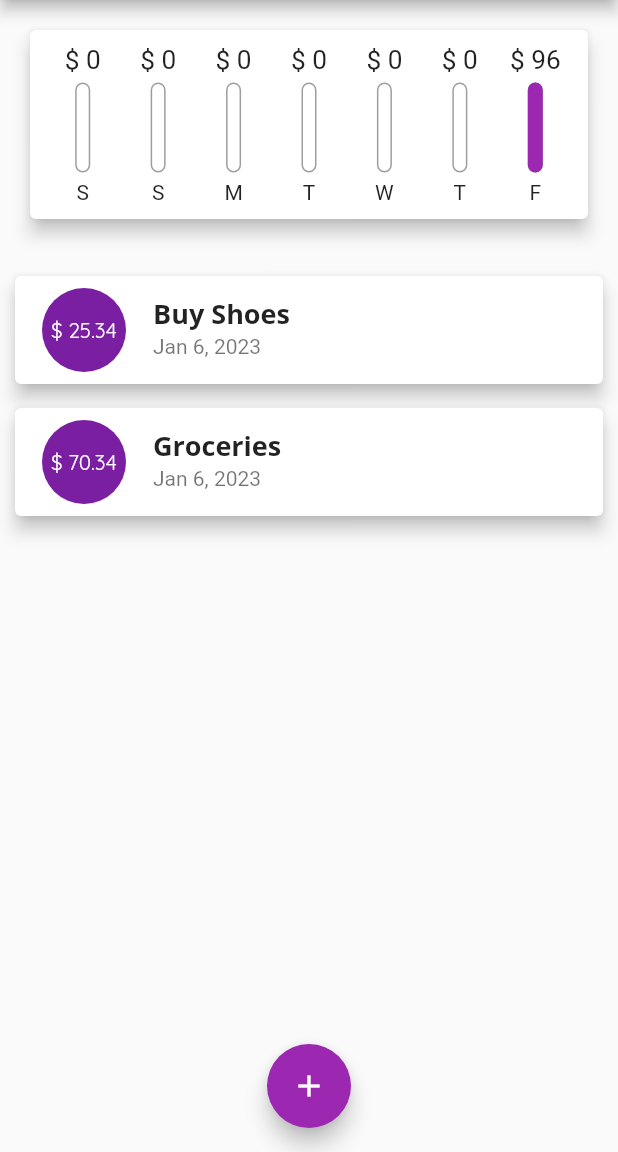
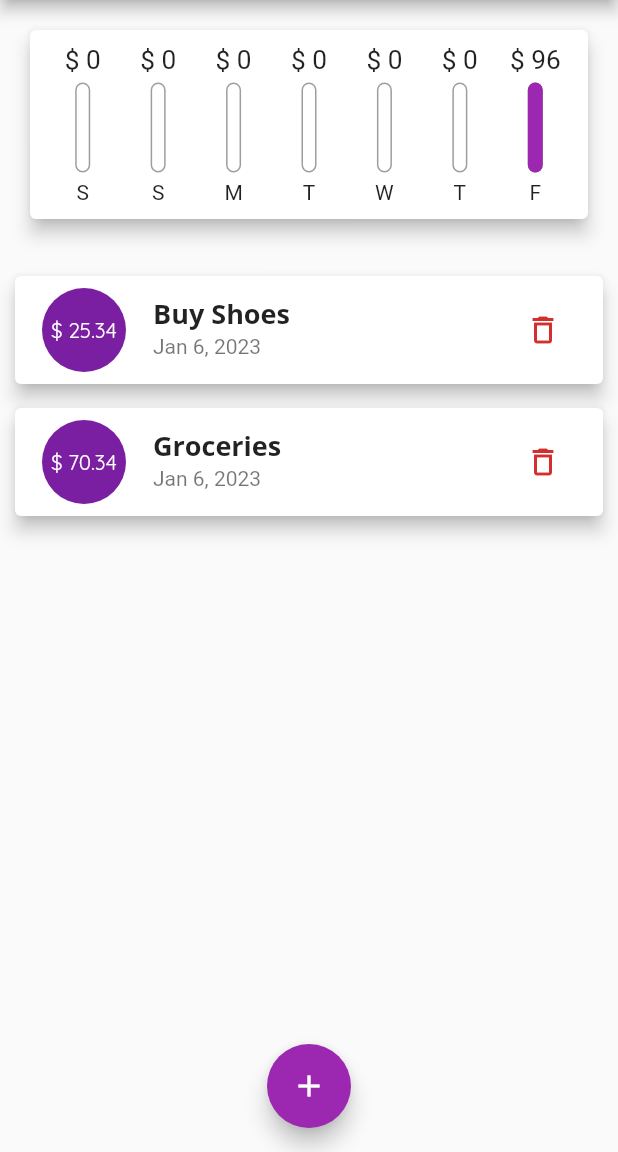
Before and after one commit to Manoj882/personal_expenses_app, a Flutter app: the screen it shows after launch, on a phone screen of 412 x 824 dp, the part 84-1236 px from its top. Run offline on Flutter 3.47's test engine with Material 2 defaults, Android fonts, the phone set to English and light mode, and no system bars.

Commit message:
added delete transaction function

```diff
--- a/lib/widgets/transaction_list.dart
+++ b/lib/widgets/transaction_list.dart
@@ -3,9 +3,14 @@ import 'package:intl/intl.dart';
 import 'package:personal_expenses_app/models/transaction_model.dart';
 
 class TransactionList extends StatelessWidget {
-  const TransactionList({required this.transactions, super.key});
+  const TransactionList({
+    required this.transactions,
+    required this.deleteTrans,
+    super.key,
+  });
 
   final List<Transaction> transactions;
+  final Function deleteTrans;
   @override
   Widget build(BuildContext context) {
     return Container(
@@ -57,50 +62,15 @@ class TransactionList extends StatelessWidget {
                     subtitle: Text(
                       DateFormat.yMMMd().format(transactions[index].date),
                     ),
+                    trailing: IconButton(
+                      onPressed: () => deleteTrans(transactions[index].id),
+                      icon: Icon(
+                        Icons.delete_outlined,
+                        color: Theme.of(context).errorColor,
+                      ),
+                    ),
                   ),
                 );
-                // return Card(
-                //   child: Row(
-                //     children: [
-                //       Container(
-                //         margin: EdgeInsets.symmetric(
-                //           vertical: 10,
-                //           horizontal: 15,
-                //         ),
-                //         decoration: BoxDecoration(
-                //           border: Border.all(
-                //             color: Theme.of(context).primaryColor,
-                //             width: 2,
-                //           ),
-                //         ),
-                //         padding: EdgeInsets.all(10),
-                //         child: Text(
-                //           '\$ ${transactions[index].amount.toStringAsFixed(2)}',
-                //           style: TextStyle(
-                //             fontWeight: FontWeight.bold,
-                //             fontSize: 20,
-                //             color: Theme.of(context).primaryColor,
-                //           ),
-                //         ),
-                //       ),
-                //       Column(
-                //         crossAxisAlignment: CrossAxisAlignment.start,
-                //         children: [
-                //           Text(
-                //             transactions[index].title,
-                //             style: Theme.of(context).textTheme.titleLarge,
-                //           ),
-                //           Text(
-                //             DateFormat().format(transactions[index].date),
-                //             style: TextStyle(
-                //               color: Colors.grey,
-                //             ),
-                //           ),
-                //         ],
-                //       ),
-                //     ],
-                //   ),
-                // );
               },
             ),
     );
```
Also changed, not shown: lib/main.dart (+9 -3 lines), lib/widgets/new_transaction.dart (+11 -7 lines).
